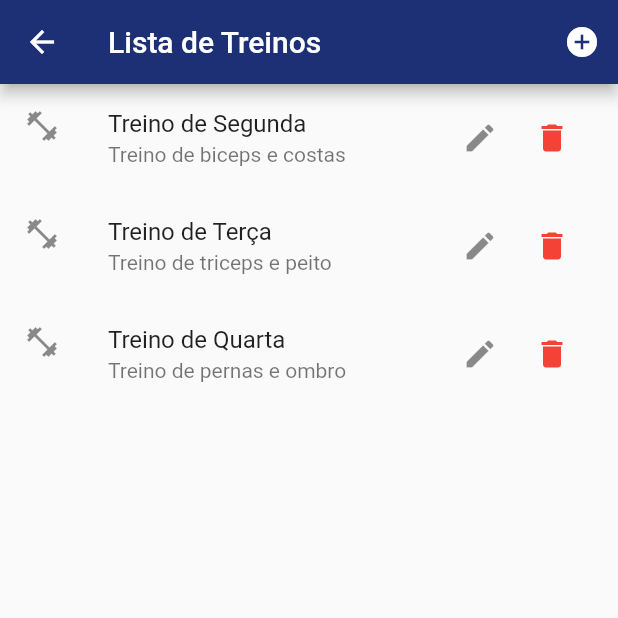
After one commit to UnBArqDsw/2020.1_G9_WoCo_Frontend, a Flutter app: the screen it shows after launch, in the side drawer, after a tap on "Treinos", on a phone screen of 412 x 824 dp, the top half of it. The commit adds this screen. Run offline on Flutter 3.47's test engine with Material 2 defaults, Android fonts, the phone set to English and light mode, and no system bars; our stand-ins replace bloc, equatable, flutter_bloc; network calls fail.

Commit message:
Add remove and add button on workouts list

```diff
--- /dev/null
+++ b/lib/data/dummy_workouts.dart
@@ -0,0 +1,19 @@
+import 'package:WoCo/models/workout.dart';
+
+const DUMMY_WORKOUTS = {
+  '1': const Workout(
+    id: '1',
+    title: 'Treino de Segunda',
+    description: 'Treino de biceps e costas',
+  ),
+  '2': const Workout(
+    id: '2',
+    title: 'Treino de Terça',
+    description: 'Treino de triceps e peito',
+  ),
+  '3': const Workout(
+    id: '3',
+    title: 'Treino de Quarta',
+    description: 'Treino de pernas e ombro',
+  ),
+};
--- a/lib/main.dart
+++ b/lib/main.dart
@@ -1,3 +1,6 @@
+import 'package:WoCo/provider/workout_provider.dart';
+import 'package:WoCo/routes/app_routes.dart';
+import 'package:WoCo/screens/workout_list.dart';
 import 'package:flutter/material.dart';
 
 // Bloc
@@ -6,9 +9,18 @@ import 'package:WoCo/blocs/todoBloc/todo_bloc.dart';
 // Screens
 import 'package:WoCo/screens/todo.dart';
 import 'package:flutter_bloc/flutter_bloc.dart';
+import 'package:provider/provider.dart';
 
 void main() {
-  runApp(MaterialApp(
+  runApp(MyApp());
+}
+
+class MyApp extends StatelessWidget {
+  @override
+  Widget build(BuildContext context) {
+    return ChangeNotifierProvider(
+      create: (ctx) => WorkoutProvider(),
+      child: MaterialApp(
         title: 'WoCo',
         debugShowCheckedModeBanner: false,
         theme: ThemeData(
@@ -23,7 +35,10 @@ void main() {
                   )
                 ],
                 child: Todo(),
-          )
+              ),
+          AppRoutes.WORKOUT_LIST: (_) => WorkoutList()
         },
-  ));
+      ),
+    );
   }
+}
--- /dev/null
+++ b/lib/models/workout.dart
@@ -0,0 +1,13 @@
+import 'package:flutter/material.dart';
+
+class Workout {
+  final String id;
+  final String title;
+  final String description;
+
+  const Workout({
+    this.id,
+    @required this.title,
+    this.description,
+  });
+}
--- /dev/null
+++ b/lib/routes/app_routes.dart
@@ -0,0 +1,4 @@
+class AppRoutes {
+  static const HOME = '/';
+  static const WORKOUT_LIST = '/workout-list';
+}
--- /dev/null
+++ b/lib/screens/workout_list.dart
@@ -0,0 +1,24 @@
+import 'package:WoCo/models/workout.dart';
+import 'package:flutter/material.dart';
+import 'package:WoCo/widgets/workout_tile.dart';
+import 'package:WoCo/provider/workout_provider.dart';
+import 'package:provider/provider.dart';
+
+class WorkoutList extends StatelessWidget {
+  @override
+  Widget build(BuildContext context) {
+    final WorkoutProvider workouts = Provider.of(context);
+
+    return Scaffold(
+        appBar: AppBar(title: Text('Lista de Treinos'), actions: <Widget>[
+          IconButton(
+            icon: Icon(Icons.add_circle),
+            onPressed: () {},
+          ),
+        ]),
+        body: ListView.builder(
+          itemCount: workouts.count,
+          itemBuilder: (ctx, i) => WorkoutTile(workouts.byIndex(i)),
+        ));
+  }
+}
--- a/lib/widgets/menuDrawer.dart
+++ b/lib/widgets/menuDrawer.dart
@@ -1,3 +1,5 @@
+import 'package:WoCo/routes/app_routes.dart';
+import 'package:WoCo/screens/workout_list.dart';
 import 'package:flutter/material.dart';
 
 class MenuDrawer extends StatelessWidget {
@@ -15,9 +17,9 @@ class MenuDrawer extends StatelessWidget {
           ),
           ListTile(
             leading: Icon(Icons.play_circle_fill),
-            title: Text('Treino'),
+            title: Text('Treinos'),
             onTap: () {
-              print('Move to Tranning');
+              Navigator.of(context).pushNamed(AppRoutes.WORKOUT_LIST);
             },
           ),
           ListTile(
--- /dev/null
+++ b/lib/widgets/workout_tile.dart
@@ -0,0 +1,36 @@
+import 'package:WoCo/provider/workout_provider.dart';
+import 'package:WoCo/routes/app_routes.dart';
+import 'package:WoCo/screens/workout_list.dart';
+import 'package:flutter/material.dart';
+import 'package:WoCo/models/workout.dart';
+
+class WorkoutTile extends StatelessWidget {
+  final Workout workout;
+
+  const WorkoutTile(this.workout);
+
+  @override
+  Widget build(BuildContext context) {
+    return ListTile(
+      leading: Icon(Icons.fitness_center),
+      title: Text(workout.title),
+      subtitle: Text(workout.description),
+      trailing: Container(
+        width: 100,
+        child: Row(
+          children: <Widget>[
+            IconButton(
+              icon: Icon(Icons.edit),
+              onPressed: () {},
+            ),
+            IconButton(
+              icon: Icon(Icons.delete),
+              color: Colors.red,
+              onPressed: () {},
+            ),
+          ],
+        ),
+      ),
+    );
+  }
+}
--- a/pubspec.yaml
+++ b/pubspec.yaml
@@ -26,6 +26,7 @@ dependencies:
   flutter_bloc: ^6.0.6
   http: ^0.12.2
   equatable: ^1.2.5
+  provider:
 
   # The following adds the Cupertino Icons font to your application.
   # Use with the CupertinoIcons class for iOS style icons.
```
Also changed, not shown: lib/provider/workout_provider.dart (added, +54 -0 lines), pubspec.lock. Lines whose indentation alone changed are shown as unchanged.
